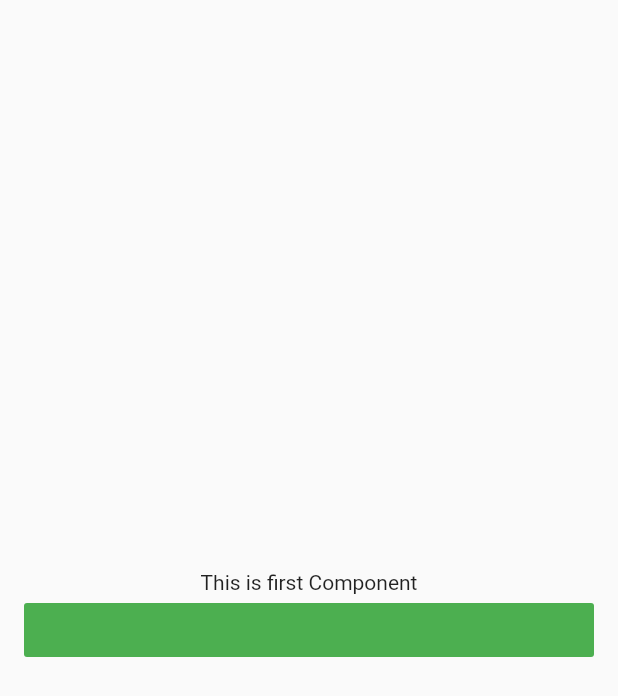
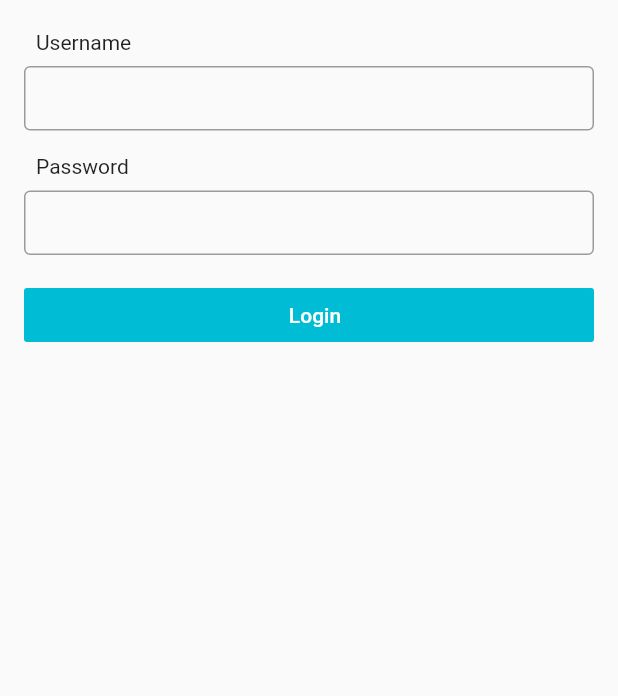
Before and after one commit to meilhamfadil/Flutter, a Flutter app: the screen it shows after launch, on a phone screen of 412 x 824 dp. Shown: the top 696 px of the screen. Run offline on Flutter 3.47's test engine with Material 2 defaults, Android fonts, the phone set to English and light mode, and no system bars; our stand-ins replace bloc, flutter_bloc.

Commit message:
implement cubit to base component, create example login cubit, state & fake repository

```diff
--- a/lib/assets/app_theme.dart
+++ b/lib/assets/app_theme.dart
@@ -12,13 +12,13 @@ class AppTheme {
 }
 
 class AppColor {
-  Color primary = Colors.green;
-  Color accent = Colors.indigo;
-  Color secondary = Colors.greenAccent;
-  Color white = Colors.white;
-  Color disable = Colors.black38;
-  Color textDisable = Colors.white54;
-  Color transparent = Colors.transparent;
-  Color black = Colors.black;
-  Color text = Colors.black45;
+  static Color primary = Colors.cyan;
+  static Color accent = Colors.indigo;
+  static Color secondary = Colors.blueAccent;
+  static Color white = Colors.white;
+  static Color disable = Colors.black38;
+  static Color textDisable = Colors.white54;
+  static Color transparent = Colors.transparent;
+  static Color black = Colors.black;
+  static Color text = Colors.black45;
 }
--- /dev/null
+++ b/lib/assets/decoration.dart
@@ -0,0 +1,9 @@
+import 'package:flutter/material.dart';
+
+class AppDecoration {
+  static final InputDecoration defaultTextField = InputDecoration(
+    isDense: true,
+    border: OutlineInputBorder(),
+    contentPadding: EdgeInsets.all(12),
+  );
+}
--- /dev/null
+++ b/lib/base/base_cubit.dart
@@ -0,0 +1,5 @@
+import 'package:bloc/bloc.dart';
+
+abstract class BaseCubit<Dao> extends Cubit<Dao> {
+  BaseCubit(Dao state) : super(state);
+}
--- /dev/null
+++ b/lib/base/base_state.dart
@@ -0,0 +1,3 @@
+abstract class BaseState {
+  const BaseState();
+}
--- a/lib/components/pressable.dart
+++ b/lib/components/pressable.dart
@@ -2,26 +2,27 @@ import 'package:baseflutter/assets/app_theme.dart';
 import 'package:flutter/material.dart';
 
 class Pressable extends StatefulWidget {
-  Function onPress = () => {};
-  String label = "";
-  bool loading = false;
+  final Function onPress;
+  final String label;
+  final bool loading;
+  final EdgeInsetsGeometry margin;
 
-  Pressable({this.onPress, this.label, this.loading = false});
+  Pressable({this.onPress, this.label, this.loading = false, this.margin = EdgeInsets.zero});
 
   @override
   State<StatefulWidget> createState() => _Pressable();
 }
 
 class _Pressable extends State<Pressable> {
-  AppColor colors = AppTheme().colors;
-
   @override
   Widget build(BuildContext context) {
     return AbsorbPointer(
       absorbing: widget.loading,
+      child: Container(
+        margin: widget.margin,
         child: FlatButton(
-        color: widget.loading ? colors.disable : colors.primary,
-        textColor: widget.loading ? colors.textDisable : colors.white,
+          color: widget.loading ? AppColor.disable : AppColor.primary,
+          textColor: widget.loading ? AppColor.textDisable : AppColor.white,
           child: Row(
             mainAxisAlignment: MainAxisAlignment.center,
             children: <Widget>[
@@ -32,7 +33,7 @@ class _Pressable extends State<Pressable> {
                   height: 16,
                   child: CircularProgressIndicator(
                     strokeWidth: 2,
-                  valueColor: AlwaysStoppedAnimation(colors.white),
+                    valueColor: AlwaysStoppedAnimation(AppColor.white),
                   ),
                 ),
               ),
@@ -44,6 +45,7 @@ class _Pressable extends State<Pressable> {
           ),
           onPressed: () => widget.loading ? null : widget.onPress.call(),
         ),
+      ),
     );
   }
 }
--- /dev/null
+++ b/lib/components/text.dart
@@ -0,0 +1,34 @@
+import 'package:flutter/cupertino.dart';
+import 'package:flutter/material.dart';
+
+class TextComponent {
+  static Widget left(String text, {TextStyle style, EdgeInsetsGeometry padding = EdgeInsets.zero}) => Padding(
+        padding: padding,
+        child: Align(
+          alignment: Alignment.centerLeft,
+          child: Text(text, style: style),
+        ),
+      );
+
+  static Widget defaultField(
+    TextEditingController controller,
+    FocusNode focusNode, {
+    TextInputAction action = TextInputAction.none,
+    Function onSubmit,
+    int maxLines = 1,
+    int minLines = 1,
+  }) =>
+      TextField(
+        controller: controller,
+        focusNode: focusNode,
+        textInputAction: action,
+        maxLines: maxLines,
+        minLines: minLines,
+        onSubmitted: (text) => {if (onSubmit != null) onSubmit.call(text)},
+        decoration: InputDecoration(
+          isDense: true,
+          border: OutlineInputBorder(),
+          contentPadding: EdgeInsets.all(12),
+        ),
+      );
+}
--- /dev/null
+++ b/lib/modules/auth/data/auth_model.dart
@@ -0,0 +1,7 @@
+class AuthModel {
+  final String username;
+  final String email;
+  final String tagLine;
+
+  AuthModel({this.username, this.email, this.tagLine});
+}
--- /dev/null
+++ b/lib/modules/auth/data/auth_repository.dart
@@ -0,0 +1,26 @@
+import 'dart:math';
+
+import 'package:baseflutter/modules/auth/data/auth_model.dart';
+
+abstract class AuthRepository {
+  Future<AuthModel> doLogin(String username, String password);
+}
+
+class AuthRepositoryImpl extends AuthRepository {
+  @override
+  Future<AuthModel> doLogin(String username, String password) {
+    return Future.delayed(Duration(seconds: 1), () {
+      final random = Random();
+
+      if (random.nextBool()) throw NetworkException();
+
+      return AuthModel(
+        username: "Kudzoza",
+        email: "me.ilhamfadil@gmail.com",
+        tagLine: "Do your best!",
+      );
+    });
+  }
+}
+
+class NetworkException implements Exception {}
--- a/lib/modules/auth/login/login_component.dart
+++ b/lib/modules/auth/login/login_component.dart
@@ -1,27 +1,128 @@
+import 'package:baseflutter/assets/app_theme.dart';
+import 'package:baseflutter/assets/decoration.dart';
+import 'package:baseflutter/assets/images.dart';
 import 'package:baseflutter/base/base_component.dart';
 import 'package:baseflutter/base/base_screen.dart';
 import 'package:baseflutter/components/pressable.dart';
-import 'package:baseflutter/modules/auth/register/register_component.dart';
+import 'package:baseflutter/components/text.dart';
+import 'package:baseflutter/modules/auth/data/auth_repository.dart';
+import 'package:flutter/cupertino.dart';
 import 'package:flutter/material.dart';
+import 'package:flutter_bloc/flutter_bloc.dart';
+import 'login_cubit.dart';
+import 'login_state.dart';
 
-class LoginComponent extends BaseStatelessComponent {
+class LoginComponent extends BaseComponent {
   LoginComponent(ScreenContract screen) : super(screen);
 
   @override
-  Widget build(BuildContext context) => Scaffold(
-        body: Padding(
-          padding: EdgeInsets.all(16.0),
-          child: Center(
-            child: Column(
-              mainAxisAlignment: MainAxisAlignment.center,
-              children: <Widget>[
-                Text("This is first Component"),
-                Pressable(
-                  label: "Click to open Second Component",
-                  onPress: () => screen.openComponent(RegisterComponent(screen)),
+  _LoginComponent createState() => _LoginComponent(screen);
+}
+
+class _LoginComponent extends BaseComponentState<LoginComponent, LoginCubit, LoginState> with RenderComponent {
+  _LoginComponent(ScreenContract screen) : super(screen);
+
+  @override
+  LoginCubit initCubit() => LoginCubit(AuthRepositoryImpl());
+
+  @override
+  void blocListener(BuildContext context, LoginState data) {
+    if (data is LoginError) {
+      Scaffold.of(context).showSnackBar(
+        SnackBar(content: Text(data.message)),
+      );
+    }
+  }
+
+  @override
+  Widget render(BuildContext context, LoginState data) => Column(
+        children: [
+          if (data is LoginResult) Expanded(child: _buildBanner(data)),
+          Container(
+            padding: EdgeInsets.symmetric(vertical: 12, horizontal: 16),
+            child: _renderForm(BlocProvider.of<LoginCubit>(context), data),
+          ),
+        ],
+      );
+
+  Widget _buildBanner(LoginState data) => BuildBanner(data: data);
+
+  Widget _renderForm(LoginCubit cubit, LoginState data) => BuildForm(cubit: cubit, data: data);
+}
+
+class BuildForm extends StatelessWidget {
+  final LoginCubit cubit;
+  final LoginState data;
+
+  const BuildForm({Key key, this.cubit, this.data}) : super(key: key);
+
+  @override
+  Widget build(BuildContext context) => Column(children: [
+        TextComponent.left("Username", padding: EdgeInsets.all(8)),
+        TextField(
+          controller: cubit.controllerUsername,
+          focusNode: cubit.focusUsername,
+          textInputAction: TextInputAction.next,
+          onSubmitted: (username) => cubit.focusPassword.requestFocus(),
+          decoration: AppDecoration.defaultTextField,
+        ),
+        Container(height: 8),
+        TextComponent.left("Password", padding: EdgeInsets.all(8)),
+        TextField(
+          controller: cubit.controllerPassword,
+          focusNode: cubit.focusPassword,
+          textInputAction: TextInputAction.send,
+          onSubmitted: (password) => cubit.focusPassword.unfocus(),
+          decoration: AppDecoration.defaultTextField,
+        ),
+        Container(height: 16),
+        Pressable(
+          label: "Login",
+          loading: data is LoginLoading,
+          onPress: () => cubit.doLogin(
+            cubit.controllerUsername.text,
+            cubit.controllerPassword.text,
+          ),
+        )
+      ]);
+}
+
+class BuildBanner extends StatelessWidget {
+  final LoginResult data;
+
+  const BuildBanner({Key key, this.data}) : super(key: key);
+
+  @override
+  Widget build(BuildContext context) => Container(
+        decoration: BoxDecoration(color: AppColor.primary),
+        child: Center(
+          child: Column(
+            mainAxisAlignment: MainAxisAlignment.center,
+            children: [
+              Image(
+                image: AppImages.logo,
+                width: 40,
+                height: 40,
+              ),
+              Container(height: 24),
+              Text(
+                data.authModel.username,
+                style: TextStyle(
+                  color: AppColor.white,
+                  fontSize: 18,
                 ),
-              ],
-            ),
+              ),
+              Container(height: 8),
+              Text(
+                data.authModel.email,
+                style: TextStyle(color: AppColor.white),
+              ),
+              Container(height: 16),
+              Text(
+                data.authModel.tagLine,
+                style: TextStyle(fontStyle: FontStyle.italic, color: AppColor.white),
+              )
+            ],
           ),
         ),
       );
--- /dev/null
+++ b/lib/modules/auth/login/login_cubit.dart
@@ -0,0 +1,43 @@
+import 'dart:math';
+
+import 'package:baseflutter/base/base_cubit.dart';
+import 'package:baseflutter/modules/auth/data/auth_model.dart';
+import 'package:baseflutter/modules/auth/data/auth_repository.dart';
+import 'package:baseflutter/modules/auth/login/login_state.dart';
+import 'package:flutter/cupertino.dart';
+
+class LoginCubit extends BaseCubit<LoginState> {
+  final AuthRepository _authRepository;
+
+  LoginCubit(this._authRepository) : super(LoginInitial());
+
+  FocusNode focusUsername = FocusNode();
+  FocusNode focusPassword = FocusNode();
+
+  TextEditingController controllerUsername = TextEditingController(text: "");
+  TextEditingController controllerPassword = TextEditingController(text: "");
+
+  Future<AuthModel> doLogin(String username, String password) async {
+    try {
+      emit(LoginLoading());
+      final loginResult = await _authRepository.doLogin(username, password);
+      emit(LoginResult(loginResult));
+    } on NetworkException {
+      final random = Random().nextInt(3);
+      switch (random) {
+        case 0:
+          emit(LoginError("Username Not Registered"));
+          break;
+        case 1:
+          emit(LoginError("Wrong Password"));
+          break;
+        case 2:
+          emit(LoginError("Cannot Connect to Internet"));
+          break;
+        default:
+          emit(LoginError("Something Error"));
+          break;
+      }
+    }
+  }
+}
--- /dev/null
+++ b/lib/modules/auth/login/login_state.dart
@@ -0,0 +1,41 @@
+import 'package:baseflutter/base/base_state.dart';
+import 'package:baseflutter/modules/auth/data/auth_model.dart';
+import 'package:flutter/cupertino.dart';
+
+@immutable
+abstract class LoginState extends BaseState {
+  const LoginState();
+}
+
+class LoginInitial extends LoginState {
+  const LoginInitial();
+}
+
+class LoginLoading extends LoginState {
+  const LoginLoading();
+}
+
+class LoginResult extends LoginState {
+  final AuthModel authModel;
+
+  const LoginResult(this.authModel);
+
+  @override
+  bool operator ==(Object other) =>
+      identical(this, other) || other is LoginResult && runtimeType == other.runtimeType && authModel == other.authModel;
+
+  @override
+  int get hashCode => authModel.hashCode;
+}
+
+class LoginError extends LoginState{
+  final String message;
+  LoginError(this.message);
+
+  @override
+  bool operator ==(Object other) =>
+      identical(this, other) || other is LoginError && runtimeType == other.runtimeType && message == other.message;
+
+  @override
+  int get hashCode => message.hashCode;
+}
--- a/pubspec.yaml
+++ b/pubspec.yaml
@@ -30,6 +30,8 @@ dependencies:
   cupertino_icons: ^0.1.3
   bloc: ^6.0.0
   flutter_bloc: ^6.0.0
+  keyboard_visibility: ^0.5.2
+  dio: ^3.0.10
 
 dev_dependencies:
   flutter_test:
@@ -40,6 +42,8 @@ dev_dependencies:
 
 # The following section is specific to Flutter.
 flutter:
+  assets:
+    - assets/images/
 
   # The following line ensures that the Material Icons font is
   # included with your application, so that you can use the icons in
```
Also changed, not shown: lib/assets/images.dart (added, +7 -0 lines), lib/base/base_component.dart (+38 -8 lines), lib/modules/main/dashboard/dashboard_component.dart (+46 -46 lines), lib/modules/main/main_screen.dart (+12 -1 lines), lib/modules/main/task/task_component.dart (+24 -24 lines), pubspec.lock. Lines whose indentation alone changed are shown as unchanged.
